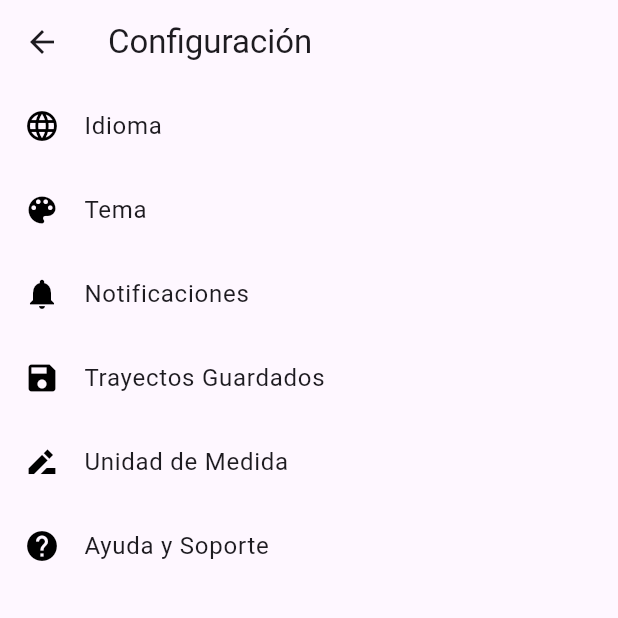
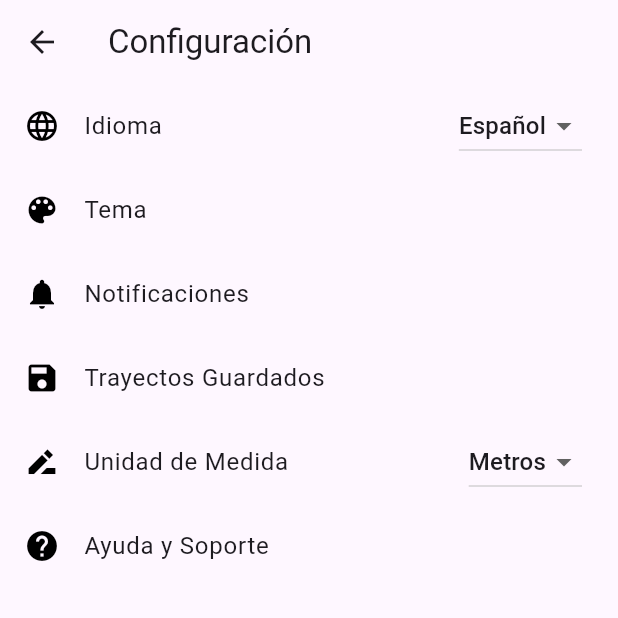
Before and after one commit to cromx123/mapa_fahu, a Flutter app: the ConfigScreen screen opened by its route, on a phone screen of 412 x 824 dp, the top half of it. Run offline on Flutter 3.47's test engine with Material 3 defaults, Android fonts, the light colour scheme and no system bars; our stand-ins replace flutter_map, geolocator, latlong2, speech_to_text, webview_flutter; key blocks and very long unbroken strings in the code were emptied for the run.

Commit message:
idioma añadido, eleccion de metros

````diff
--- /dev/null
+++ b/lib/controllers/settings_controller.dart
@@ -0,0 +1,24 @@
+import 'package:flutter/material.dart';
+
+class SettingsController extends ChangeNotifier {
+  Locale _locale = const Locale('es');
+  String _unit = 'metros'; // o 'millas'
+
+  // Getter para locale
+  Locale get locale => _locale;
+
+  // Setter para locale
+  void setLocale(Locale locale) {
+    _locale = locale;
+    notifyListeners();
+  }
+
+  // Getter para unidad
+  String get unit => _unit;
+
+  // Setter para unidad
+  void setUnit(String unit) {
+    _unit = unit;
+    notifyListeners();
+  }
+}
--- /dev/null
+++ b/lib/l10n/app_localizations.dart
@@ -0,0 +1,177 @@
+import 'dart:async';
+
+import 'package:flutter/foundation.dart';
+import 'package:flutter/widgets.dart';
+import 'package:flutter_localizations/flutter_localizations.dart';
+import 'package:intl/intl.dart' as intl;
+
+import 'app_localizations_en.dart';
+import 'app_localizations_es.dart';
+
+// ignore_for_file: type=lint
+
+/// Callers can lookup localized strings with an instance of AppLocalizations
+/// returned by `AppLocalizations.of(context)`.
+///
+/// Applications need to include `AppLocalizations.delegate()` in their app's
+/// `localizationDelegates` list, and the locales they support in the app's
+/// `supportedLocales` list. For example:
+///
+/// ```dart
+/// import 'l10n/app_localizations.dart';
+///
+/// return MaterialApp(
+///   localizationsDelegates: AppLocalizations.localizationsDelegates,
+///   supportedLocales: AppLocalizations.supportedLocales,
+///   home: MyApplicationHome(),
+/// );
+/// ```
+///
+/// ## Update pubspec.yaml
+///
+/// Please make sure to update your pubspec.yaml to include the following
+/// packages:
+///
+/// ```yaml
+/// dependencies:
+///   # Internationalization support.
+///   flutter_localizations:
+///     sdk: flutter
+///   intl: any # Use the pinned version from flutter_localizations
+///
+///   # Rest of dependencies
+/// ```
+///
+/// ## iOS Applications
+///
+/// iOS applications define key application metadata, including supported
+/// locales, in an Info.plist file that is built into the application bundle.
+/// To configure the locales supported by your app, you’ll need to edit this
+/// file.
+///
+/// First, open your project’s ios/Runner.xcworkspace Xcode workspace file.
+/// Then, in the Project Navigator, open the Info.plist file under the Runner
+/// project’s Runner folder.
+///
+/// Next, select the Information Property List item, select Add Item from the
+/// Editor menu, then select Localizations from the pop-up menu.
+///
+/// Select and expand the newly-created Localizations item then, for each
+/// locale your application supports, add a new item and select the locale
+/// you wish to add from the pop-up menu in the Value field. This list should
+/// be consistent with the languages listed in the AppLocalizations.supportedLocales
+/// property.
+abstract class AppLocalizations {
+  AppLocalizations(String locale) : localeName = intl.Intl.canonicalizedLocale(locale.toString());
+
+  final String localeName;
+
+  static AppLocalizations? of(BuildContext context) {
+    return Localizations.of<AppLocalizations>(context, AppLocalizations);
+  }
+
+  static const LocalizationsDelegate<AppLocalizations> delegate = _AppLocalizationsDelegate();
+
+  /// A list of this localizations delegate along with the default localizations
+  /// delegates.
+  ///
+  /// Returns a list of localizations delegates containing this delegate along with
+  /// GlobalMaterialLocalizations.delegate, GlobalCupertinoLocalizations.delegate,
+  /// and GlobalWidgetsLocalizations.delegate.
+  ///
+  /// Additional delegates can be added by appending to this list in
+  /// MaterialApp. This list does not have to be used at all if a custom list
+  /// of delegates is preferred or required.
+  static const List<LocalizationsDelegate<dynamic>> localizationsDelegates = <LocalizationsDelegate<dynamic>>[
+    delegate,
+    GlobalMaterialLocalizations.delegate,
+    GlobalCupertinoLocalizations.delegate,
+    GlobalWidgetsLocalizations.delegate,
+  ];
+
+  /// A list of this localizations delegate's supported locales.
+  static const List<Locale> supportedLocales = <Locale>[
+    Locale('en'),
+    Locale('es')
+  ];
+
+  /// No description provided for @title.
+  ///
+  /// In en, this message translates to:
+  /// **'Campus Map'**
+  String get title;
+
+  /// No description provided for @settingsTitle.
+  ///
+  /// In en, this message translates to:
+  /// **'Settings'**
+  String get settingsTitle;
+
+  /// No description provided for @language.
+  ///
+  /// In en, this message translates to:
+  /// **'Language'**
+  String get language;
+
+  /// No description provided for @theme.
+  ///
+  /// In en, this message translates to:
+  /// **'Theme'**
+  String get theme;
+
+  /// No description provided for @notifications.
+  ///
+  /// In en, this message translates to:
+  /// **'Notifications'**
+  String get notifications;
+
+  /// No description provided for @savedRoutes.
+  ///
+  /// In en, this message translates to:
+  /// **'Saved Routes'**
+  String get savedRoutes;
+
+  /// No description provided for @units.
+  ///
+  /// In en, this message translates to:
+  /// **'Units'**
+  String get units;
+
+  /// No description provided for @helpAndSupport.
+  ///
+  /// In en, this message translates to:
+  /// **'Help & Support'**
+  String get helpAndSupport;
+}
+
+class _AppLocalizationsDelegate extends LocalizationsDelegate<AppLocalizations> {
+  const _AppLocalizationsDelegate();
+
+  @override
+  Future<AppLocalizations> load(Locale locale) {
+    return SynchronousFuture<AppLocalizations>(lookupAppLocalizations(locale));
+  }
+
+  @override
+  bool isSupported(Locale locale) => <String>['en', 'es'].contains(locale.languageCode);
+
+  @override
+  bool shouldReload(_AppLocalizationsDelegate old) => false;
+}
+
+AppLocalizations lookupAppLocalizations(Locale locale) {
+
+
+  // Lookup logic when only language code is specified.
+  switch (locale.languageCode) {
+    case 'en': return AppLocalizationsEn();
+    case 'es': return AppLocalizationsEs();
+  }
+
+  throw FlutterError(
+    'AppLocalizations.delegate failed to load unsupported locale "$locale". This is likely '
+    'an issue with the localizations generation tool. Please file an issue '
+    'on GitHub with a reproducible sample app and the gen-l10n configuration '
+    'that was used.'
+  );
+}
--- a/lib/views/config_screen.dart
+++ b/lib/views/config_screen.dart
@@ -1,44 +1,74 @@
 // views/config_screen.dart
 import 'package:flutter/material.dart';
+import 'package:provider/provider.dart';
+import 'package:humanidades360/l10n/app_localizations.dart';
+import '../controllers/settings_controller.dart';
+
 
 class ConfigScreen extends StatelessWidget {
   const ConfigScreen({super.key});
 
   @override
   Widget build(BuildContext context) {
+    final localizations = AppLocalizations.of(context)!;
+    final settings = Provider.of<SettingsController>(context);
+
     return Scaffold(
       appBar: AppBar(
-        title: const Text('Configuración'),
+        title: Text(localizations.settingsTitle),
       ),
-      body: const Column(
+      body: Column(
         mainAxisAlignment: MainAxisAlignment.start,
         crossAxisAlignment: CrossAxisAlignment.start,
         children: [
           ListTile(
-            leading: Icon(Icons.language, color: Colors.black),
-            title: Text('Idioma'),
+            leading: const Icon(Icons.language, color: Colors.black),
+            title: Text(localizations.language),
+            trailing: DropdownButton<String>(
+              value: settings.locale.languageCode,
+              items: const [
+                DropdownMenuItem(value: 'es', child: Text('Español')),
+                DropdownMenuItem(value: 'en', child: Text('English')),
+              ],
+              onChanged: (value) {
+                if (value != null) {
+                 settings.setLocale(Locale(value));
+                }
+              },
+            ),
           ),
           ListTile(
-            leading: Icon(Icons.color_lens, color: Colors.black),
-            title: Text('Tema'),
+            leading: const Icon(Icons.color_lens, color: Colors.black),
+            title: Text(localizations.theme),
           ),
           ListTile(
-            leading: Icon(Icons.notifications, color: Colors.black),
-            title: Text('Notificaciones'),
+            leading: const Icon(Icons.notifications, color: Colors.black),
+            title: Text(localizations.notifications),
           ),
           ListTile(
-            leading: Icon(Icons.save, color: Colors.black),
-            title: Text('Trayectos Guardados'),
+            leading: const Icon(Icons.save, color: Colors.black),
+            title: Text(localizations.savedRoutes),
           ),
           ListTile(
-            leading: Icon(Icons.drive_file_rename_outline_sharp, color: Colors.black),
-            title: Text('Unidad de Medida'),
+            leading: const Icon(Icons.drive_file_rename_outline_sharp, color: Colors.black),
+            title: Text(localizations.units),
+            trailing: DropdownButton<String>(
+              value: settings.unit,
+              items: const [
+                DropdownMenuItem(value: 'metros', child: Text('Metros')),
+                DropdownMenuItem(value: 'millas', child: Text('Millas')),
+              ],
+              onChanged: (value) {
+                if (value != null) {
+                 settings.setLocale(Locale(value));
+                }
+              },
+            ),
           ),
           ListTile(
-            leading: Icon(Icons.help, color: Colors.black),
-            title: Text('Ayuda y Soporte'),
+            leading: const Icon(Icons.help, color: Colors.black),
+            title: Text(localizations.helpAndSupport),
           ),
-
         ],
       ),
     );
--- a/lib/views/solicitudes_screen.dart
+++ b/lib/views/solicitudes_screen.dart
@@ -99,7 +99,9 @@ class SolicitudesView extends StatelessWidget {
                             children: [
                               IconButton(
                                 icon: const Icon(Icons.visibility),
-                                onPressed: () {},
+                                onPressed: () {
+                                  Navigator.pushNamed(context, '/estado_solicitud');
+                                },
                               ),
                             ],
                           )),
````
Also changed, not shown: lib/l10n/app_en.arb (added, +11 -0 lines), lib/l10n/app_es.arb (added, +11 -0 lines), lib/l10n/app_localizations_en.dart (added, +34 -0 lines), lib/l10n/app_localizations_es.dart (added, +34 -0 lines), lib/main.dart (+19 -0 lines), pubspec.yaml (+2 -18 lines), 1 other file.
